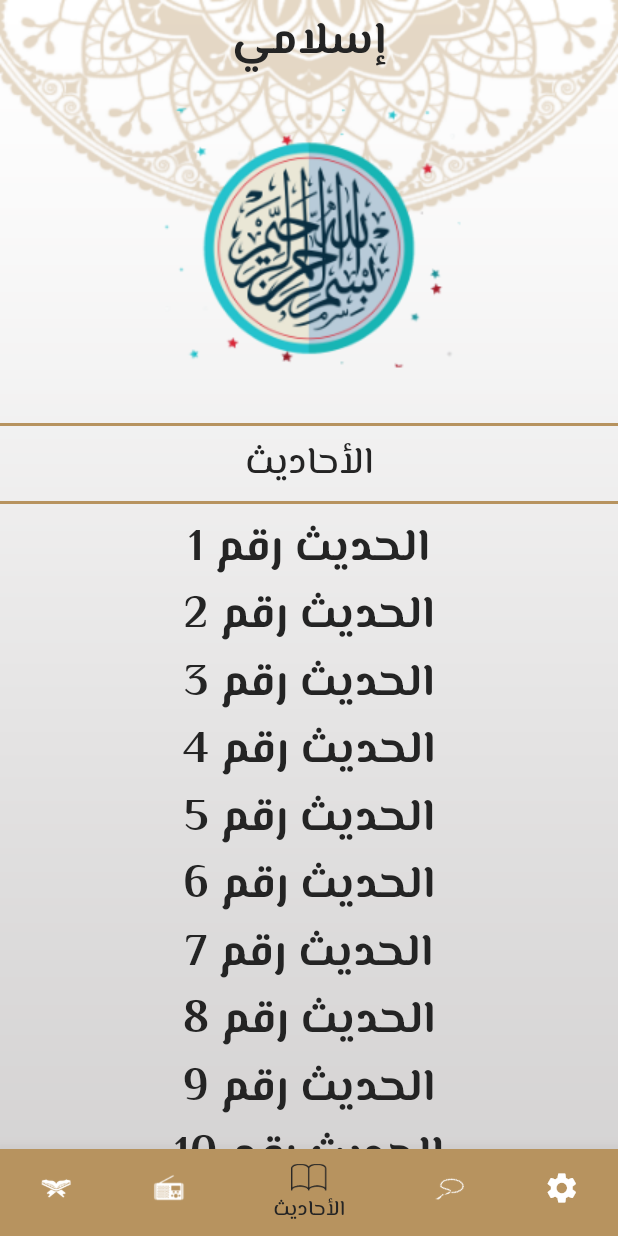
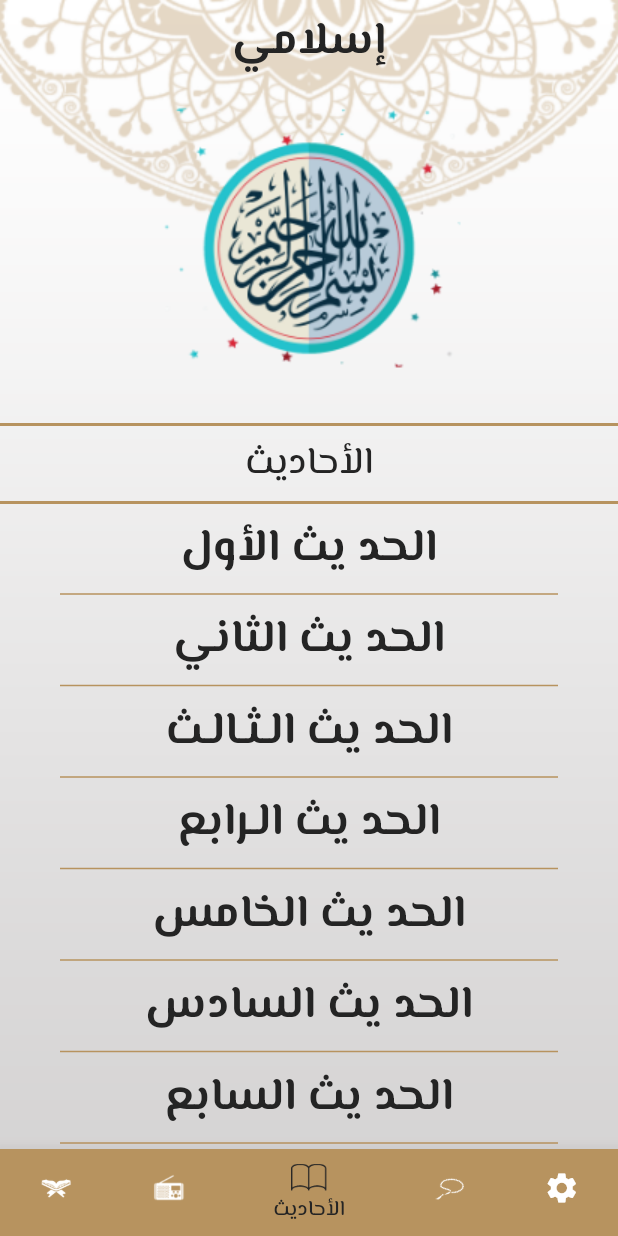
Before and after one commit to AmalZeinhom24/Islamic, a Flutter app: the screen it shows after launch, item 3 of the bottom bar chosen, on a phone screen of 412 x 824 dp. Run offline on Flutter 3.47's test engine with Material 3 defaults, Android fonts, the phone set to English and light mode, and no system bars; our stand-ins replace google_fonts.

```diff
--- a/lib/ahadeth_details.dart
+++ b/lib/ahadeth_details.dart
@@ -1,4 +1,6 @@
 import 'package:flutter/material.dart';
+import 'package:islami/hadeth_model.dart';
+import 'package:islami/my_theme_data.dart';
 
 class AhadethDetails extends StatefulWidget {
   static const String routeName = 'ahadethDetails';
@@ -10,6 +12,45 @@ class AhadethDetails extends StatefulWidget {
 class _AhadethDetailsState extends State<AhadethDetails> {
   @override
   Widget build(BuildContext context) {
-    return const Placeholder();
+    var args = ModalRoute.of(context)?.settings.arguments as HadethModel;
+    return Container(
+      decoration: BoxDecoration(
+          image: DecorationImage(
+              image: AssetImage("assets/images/background.png"),
+              fit: BoxFit.fill)),
+      child: Scaffold(
+        appBar: AppBar(
+          backgroundColor: Colors.transparent,
+          title: Text(args.title, style: Theme.of(context).textTheme.bodyLarge),
+        ),
+        body: Card(
+          elevation: 14,
+          margin: EdgeInsets.all(15),
+          shape: OutlineInputBorder(
+            borderRadius: BorderRadius.circular(25),
+            borderSide: BorderSide(color: MyThemeData.primary),
+          ),
+          child: Padding(
+            padding: const EdgeInsets.all(18.0),
+            child: ListView.separated(
+                separatorBuilder: (context, index) => Divider(
+                      thickness: 1,
+                      endIndent: 40,
+                      indent: 40,
+                    ),
+                itemCount: args.content.length,
+                itemBuilder: (context, index) {
+                  return Directionality(
+                    textDirection: TextDirection.rtl,
+                    child: Text(
+                      "${args.content[index]})",
+                      textAlign: TextAlign.center,
+                    ),
+                  );
+                }),
+          ),
+        ),
+      ),
+    );
   }
 }
--- a/lib/ahadeth_model.dart
+++ /dev/null
@@ -1,6 +0,0 @@
-class AhadethModel{
-  String name;
-  int num;
-
-  AhadethModel(this.name, this.num);
-}
--- /dev/null
+++ b/lib/hadeth_model.dart
@@ -0,0 +1,6 @@
+class HadethModel{
+  String title;
+  List<String> content;
+
+  HadethModel(this.title, this.content);
+}
--- a/lib/main.dart
+++ b/lib/main.dart
@@ -1,10 +1,9 @@
 import 'package:flutter/material.dart';
+import 'package:islami/ahadeth_details.dart';
 import 'package:islami/home.dart';
 import 'package:islami/my_theme_data.dart';
 import 'package:islami/splash_screen.dart';
 import 'package:islami/surah_details.dart';
-import 'package:islami/tabs/sebha.dart';
-
 
 void main() {
   runApp(const MyApp());
@@ -21,7 +20,7 @@ class MyApp extends StatelessWidget {
         SplashScreen.routeName: (context) => SplashScreen(),
         HomeScreen.routeName: (context) => HomeScreen(),
         SurahDetails.routeName: (context) => SurahDetails(),
-
+        AhadethDetails.routeName: (context) => AhadethDetails(),
       },
       debugShowCheckedModeBanner: false,
       theme: MyThemeData.lightTheme,
--- a/lib/surah_details.dart
+++ b/lib/surah_details.dart
@@ -2,7 +2,6 @@ import 'package:flutter/material.dart';
 import 'package:flutter/services.dart';
 import 'package:islami/my_theme_data.dart';
 import 'package:islami/surah_model.dart';
-
 
 class SurahDetails extends StatefulWidget {
   static const String routeName = 'suraDetails';
@@ -41,6 +40,8 @@ class _SurahDetailsState extends State<SurahDetails> {
             borderRadius: BorderRadius.circular(25),
             borderSide: BorderSide(color: MyThemeData.primary),
           ),
+          child: Padding(
+            padding: const EdgeInsets.all(18.0),
             child: ListView.separated(
                 separatorBuilder: (context, index) => Divider(
                       thickness: 1,
@@ -57,6 +58,7 @@ class _SurahDetailsState extends State<SurahDetails> {
                     ),
                   );
                 }),
+          ),
         ),
       ),
     ));
--- a/lib/tabs/ahadeth.dart
+++ b/lib/tabs/ahadeth.dart
@@ -1,62 +1,24 @@
 import 'package:flutter/material.dart';
+import 'package:flutter/services.dart';
 import 'package:islami/ahadeth_details.dart';
 import 'package:islami/my_theme_data.dart';
 
-import '../ahadeth_model.dart';
+import '../hadeth_model.dart';
 
-class AhadethTap extends StatelessWidget {
-  List<String> ahadethIndex = [
-    "الحديث رقم 1",
-    "الحديث رقم 2",
-    "الحديث رقم 3",
-    "الحديث رقم 4",
-    "الحديث رقم 5",
-    "الحديث رقم 6",
-    "الحديث رقم 7",
-    "الحديث رقم 8",
-    "الحديث رقم 9",
-    "الحديث رقم 10",
-    "الحديث رقم 11",
-    "الحديث رقم 12",
-    "الحديث رقم 13",
-    "الحديث رقم 14",
-    "الحديث رقم 15",
-    "الحديث رقم 16",
-    "الحديث رقم 17",
-    "الحديث رقم 18",
-    "الحديث رقم 19",
-    "الحديث رقم 20",
-    "الحديث رقم 21",
-    "الحديث رقم 22",
-    "الحديث رقم 23",
-    "الحديث رقم 24",
-    "الحديث رقم 25",
-    "الحديث رقم 26",
-    "الحديث رقم 27",
-    "الحديث رقم 28",
-    "الحديث رقم 29",
-    "الحديث رقم 30",
-    "الحديث رقم 31",
-    "الحديث رقم 32",
-    "الحديث رقم 33",
-    "الحديث رقم 34",
-    "الحديث رقم 35",
-    "الحديث رقم 36",
-    "الحديث رقم 37",
-    "الحديث رقم 38",
-    "الحديث رقم 39",
-    "الحديث رقم 40",
-    "الحديث رقم 41",
-    "الحديث رقم 42",
-    "الحديث رقم 43",
-    "الحديث رقم 44",
-    "الحديث رقم 45",
-    "الحديث رقم 46",
-    "الحديث رقم 47",
-    "الحديث رقم 48",
-    "الحديث رقم 49",
-    "الحديث رقم 50",
-  ];
+class AhadethTap extends StatefulWidget {
+  @override
+  State<AhadethTap> createState() => _AhadethTapState();
+}
+
+class _AhadethTapState extends State<AhadethTap> {
+  // Create a list to store HadethModel
+  List<HadethModel> allAhadeth = [];
+
+  @override
+  void initState() {
+    super.initState();
+    loadHadeth(); // Load Ahadeth data when the widget is initialized
+  }
 
   @override
   Widget build(BuildContext context) {
@@ -74,19 +36,25 @@ class AhadethTap extends StatelessWidget {
             color: MyThemeData.primary,
           ),
           Expanded(
-            child: ListView.builder(
-              itemCount: ahadethIndex.length,
+            child: ListView.separated(
+              separatorBuilder: (context, index) => Divider(
+                thickness: 1,
+                endIndent: 40,
+                indent: 40,
+                color: MyThemeData.primary,
+              ),
+              itemCount: allAhadeth.length,
               itemBuilder: (context, index) {
                 return InkWell(
                   onTap: () {
                     Navigator.pushNamed(
                       context,
                       AhadethDetails.routeName,
-                      arguments: AhadethModel(ahadethIndex[index], index),
+                      arguments: allAhadeth[index],
                     );
                   },
                   child: Text(
-                    ahadethIndex[index].toString(),
+                    allAhadeth[index].title,
                     style: Theme.of(context).textTheme.bodyLarge,
                     textAlign: TextAlign.center,
                   ),
@@ -98,4 +66,29 @@ class AhadethTap extends StatelessWidget {
       ),
     );
   }
+
+  loadHadeth() async {
+    // Load the file content as a string
+    rootBundle.loadString("assets/files/ahadeth.txt").then((ahadeth) {
+      //.then means that after finishing loadString apply the next step
+      // Split the content based on the delimiter "#"
+      List<String> ahadethList = ahadeth.split("#");
+      // Loop through the list of Hadeth strings
+      for (int i = 0; i < ahadethList.length; i++) {
+        String hadethOne = ahadethList[i];
+        List<String> hadethOneLines = hadethOne.trim().split("\n");
+        // Get the title and content of each Hadeth
+        String title = hadethOneLines[0];
+        hadethOneLines.removeAt(0);
+        List<String> content = hadethOneLines;
+        // Create a HadethModel object and add it to the list
+        HadethModel hadethModel = HadethModel(title, content);
+        allAhadeth.add(hadethModel);
+      }
+      setState(() {});
+    }).catchError((e) {
+      //catchError for eny error may appear in the future
+      print(e.toString());
+    });
+  }
 }
```
Also changed, not shown: lib/tabs/quran.dart (indentation only). Lines whose indentation alone changed are shown as unchanged.
